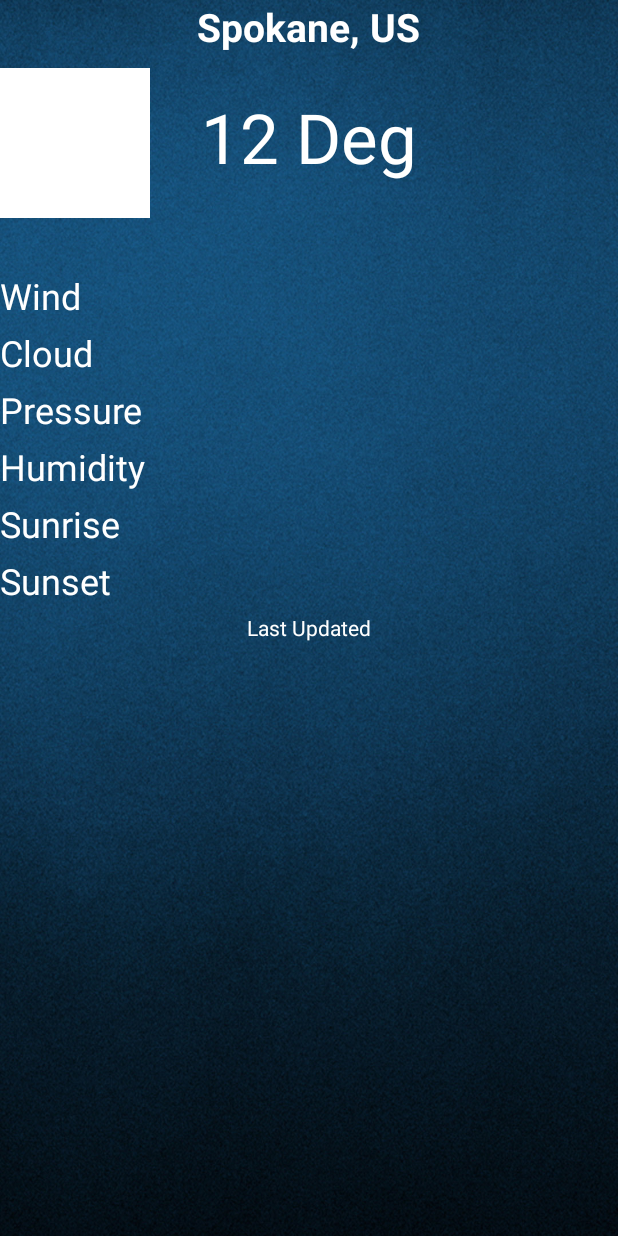
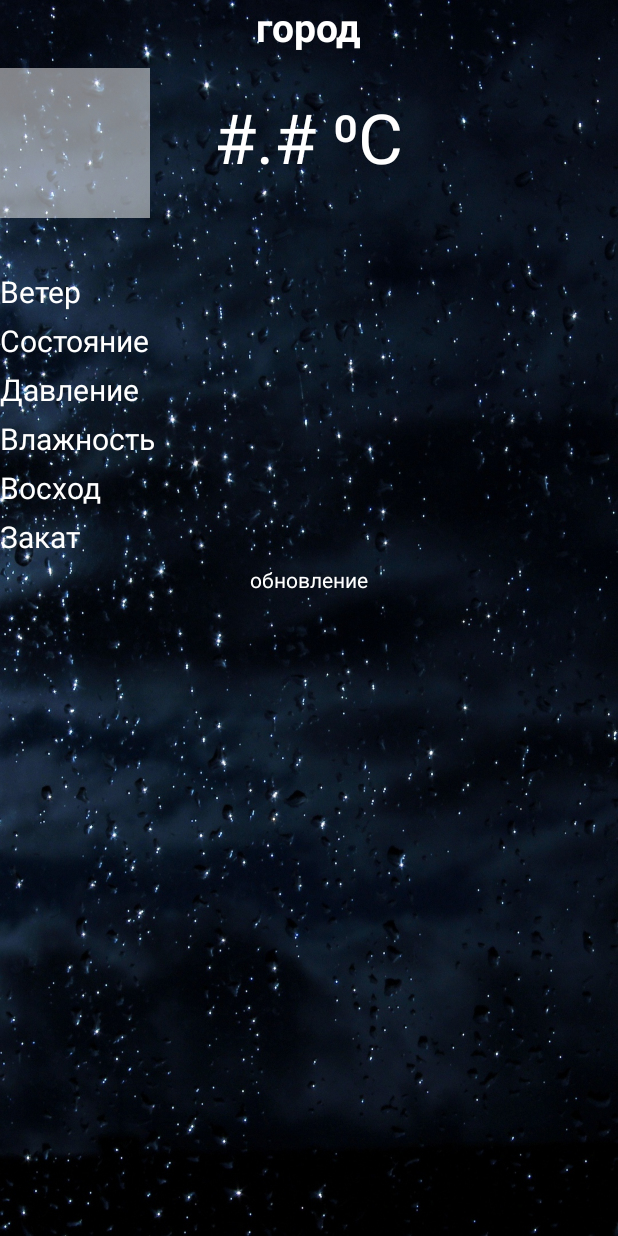
Before and after one commit to SimonenkoAlex/AndroidWeather, an Android app: the layout content_main.xml on its own in the app's theme, with its tools: preview values and no code run, on a phone screen of 412 x 824 dp. Run offline under Robolectric (Android 15) with nearby library versions, the phone set to English and light mode, and no system bars.

```diff
--- a/WeatherApp/app/build.gradle
+++ b/WeatherApp/app/build.gradle
@@ -20,6 +20,7 @@ android {
 }
 
 dependencies {
+    implementation 'org.jbundle.util.osgi.wrapped:org.jbundle.util.osgi.wrapped.org.apache.http.client:4.1.2'
     implementation fileTree(dir: 'libs', include: ['*.jar'])
     implementation 'androidx.appcompat:appcompat:1.1.0'
     implementation 'androidx.constraintlayout:constraintlayout:1.1.3'
--- a/WeatherApp/app/src/main/AndroidManifest.xml
+++ b/WeatherApp/app/src/main/AndroidManifest.xml
@@ -2,6 +2,7 @@
 <manifest xmlns:android="http://schemas.android.com/apk/res/android"
     package="com.example.weatherapp">
 
+    <uses-permission android:name="android.permission.ACCESS_FINE_LOCATION" />
     <uses-permission android:name="android.permission.INTERNET"/>
 
     <application
--- a/WeatherApp/app/src/main/java/model/CurrentCondition.java
+++ b/WeatherApp/app/src/main/java/model/CurrentCondition.java
@@ -5,7 +5,7 @@ public class CurrentCondition {
     private String condition;
     private String description;
     private String icon;
-    private float pressure;
+    private double pressure;
     private float humidity;
     private float maxTemp;
     private float minTemp;
@@ -43,12 +43,12 @@ public class CurrentCondition {
         this.icon = icon;
     }
 
-    public float getPressure() {
+    public double getPressure() {
         return pressure;
     }
 
     public void setPressure(float pressure) {
-        this.pressure = pressure;
+        this.pressure = pressure / 1.3332239;
     }
 
     public float getHumidity() {
--- a/WeatherApp/app/src/main/res/layout/content_main.xml
+++ b/WeatherApp/app/src/main/res/layout/content_main.xml
@@ -14,7 +14,7 @@
         android:layout_width="wrap_content"
         android:layout_height="wrap_content"
         android:layout_centerHorizontal="true"
-        android:text="Spokane, US"
+        android:text="@string/city"
         android:textColor="#fff"
         android:textSize="26sp"
         android:textStyle="bold" />
@@ -25,7 +25,7 @@
         android:layout_height="100dp"
         android:layout_below="@+id/cityText"
         android:layout_marginTop="10dp"
-        android:background="#fff" />
+        android:background="#80ffffff" />
 
     <TextView
         android:id="@+id/tempText"
@@ -34,7 +34,7 @@
         android:layout_below="@+id/cityText"
         android:layout_centerHorizontal="true"
         android:layout_marginTop="25dp"
-        android:text="12 Deg"
+        android:text="@string/temp"
         android:textColor="#fff"
         android:textSize="46sp"
         android:textStyle="normal" />
@@ -45,9 +45,9 @@
         android:layout_height="wrap_content"
         android:layout_below="@+id/thumbnailIcon"
         android:layout_marginTop="35dp"
-        android:text="Wind"
+        android:text="@string/wind"
         android:textColor="#fff"
-        android:textSize="24sp" />
+        android:textSize="20sp" />
 
     <TextView
         android:id="@+id/cloudText"
@@ -55,9 +55,9 @@
         android:layout_height="wrap_content"
         android:layout_below="@+id/windText"
         android:layout_marginTop="5dp"
-        android:text="Cloud"
+        android:text="@string/cloud"
         android:textColor="#fff"
-        android:textSize="24sp" />
+        android:textSize="20sp" />
 
     <TextView
         android:id="@+id/pressureText"
@@ -65,9 +65,9 @@
         android:layout_height="wrap_content"
         android:layout_below="@+id/cloudText"
         android:layout_marginTop="5dp"
-        android:text="Pressure"
+        android:text="@string/pressure"
         android:textColor="#fff"
-        android:textSize="24sp" />
+        android:textSize="20sp" />
 
     <TextView
         android:id="@+id/humidText"
@@ -75,9 +75,9 @@
         android:layout_height="wrap_content"
         android:layout_below="@+id/pressureText"
         android:layout_marginTop="5dp"
-        android:text="Humidity"
+        android:text="@string/humidity"
         android:textColor="#fff"
-        android:textSize="24sp" />
+        android:textSize="20sp" />
 
     <TextView
         android:id="@+id/riseText"
@@ -85,9 +85,9 @@
         android:layout_height="wrap_content"
         android:layout_below="@+id/humidText"
         android:layout_marginTop="5dp"
-        android:text="Sunrise"
+        android:text="@string/sunrise"
         android:textColor="#fff"
-        android:textSize="24sp" />
+        android:textSize="20sp" />
 
     <TextView
         android:id="@+id/setText"
@@ -95,9 +95,9 @@
         android:layout_height="wrap_content"
         android:layout_below="@+id/riseText"
         android:layout_marginTop="5dp"
-        android:text="Sunset"
+        android:text="@string/sunset"
         android:textColor="#fff"
-        android:textSize="24sp" />
+        android:textSize="20sp" />
 
     <TextView
         android:id="@+id/updateText"
@@ -106,7 +106,7 @@
         android:layout_below="@+id/setText"
         android:layout_centerHorizontal="true"
         android:layout_marginTop="5dp"
-        android:text="Last Updated"
+        android:text="@string/last_updated"
         android:textColor="#fff"
         android:textSize="14sp" />
 
--- a/WeatherApp/app/src/main/res/values/colors.xml
+++ b/WeatherApp/app/src/main/res/values/colors.xml
@@ -1,6 +1,6 @@
 <?xml version="1.0" encoding="utf-8"?>
 <resources>
-    <color name="colorPrimary">#008577</color>
-    <color name="colorPrimaryDark">#00574B</color>
+    <color name="colorPrimary">#0C428D</color>
+    <color name="colorPrimaryDark">#04295C</color>
     <color name="colorAccent">#D81B60</color>
 </resources>
--- a/WeatherApp/app/src/main/res/values/strings.xml
+++ b/WeatherApp/app/src/main/res/values/strings.xml
@@ -1,4 +1,13 @@
 <resources>
-    <string name="app_name">WeatherApp</string>
-    <string name="change_city">Change City</string>
+    <string name="app_name">Погода</string>
+    <string name="change_city">Выбор города</string>
+    <string name="wind">Ветер</string>
+    <string name="cloud">Состояние</string>
+    <string name="pressure">Давление</string>
+    <string name="humidity">Влажность</string>
+    <string name="sunrise">Восход</string>
+    <string name="sunset">Закат</string>
+    <string name="last_updated">обновление</string>
+    <string name="city">город</string>
+    <string name="temp">#.# ⁰C</string>
 </resources>
```
Also changed, not shown: WeatherApp/app/src/main/java/com/example/weatherapp/MainActivity.java (+87 -9 lines), WeatherApp/app/src/main/java/data/CityPreference.java (added, +20 -0 lines), WeatherApp/app/src/main/res/drawable/background.jpg.
